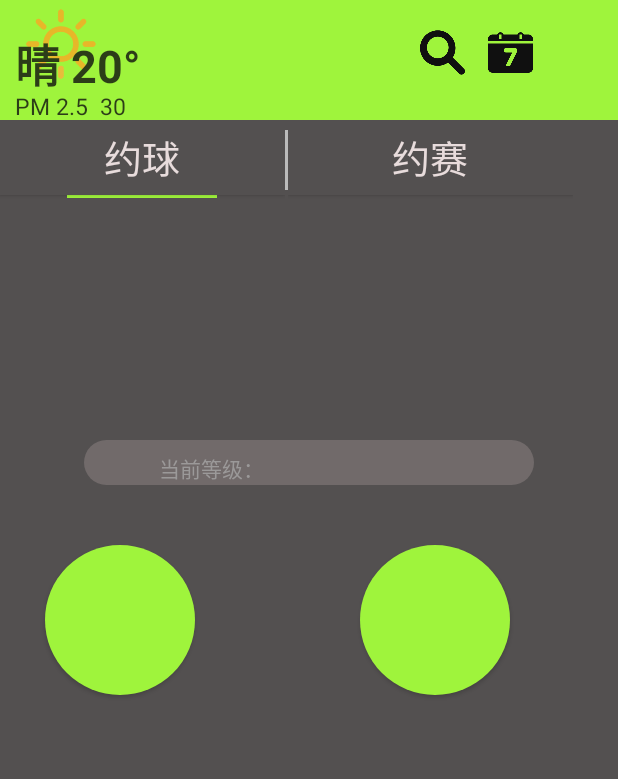
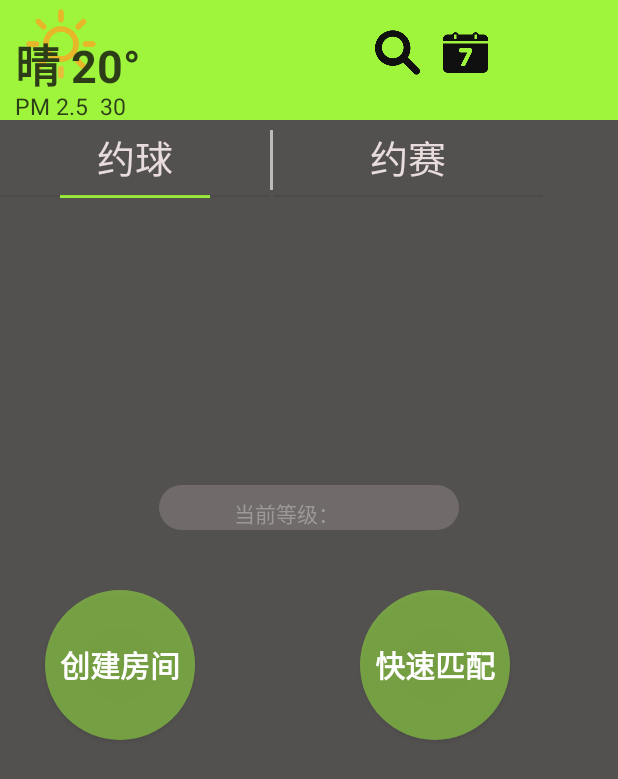
Before and after one commit to AOPG/heybro_android, an Android app: the fragment FragmentBasketball shown on its own in the app's theme, on a phone screen of 412 x 824 dp. Shown: the top 779 px of the screen. Run offline under Robolectric (Android 15) with nearby library versions, the phone set to English and light mode, and no system bars.

Commit message:
主页面做了修改

```diff
--- a/app/src/main/res/drawable/basket_btn_corner.xml
+++ b/app/src/main/res/drawable/basket_btn_corner.xml
@@ -1,7 +1,7 @@
 <?xml version="1.0" encoding="utf-8"?>
 <!--四个角变为圆角-->
 <shape xmlns:android="http://schemas.android.com/apk/res/android">
-    <solid android:color="#9FF43C" />
+    <solid android:color="#7F9FF43C" />
     <corners android:topLeftRadius="50dp"
         android:topRightRadius="50dp"
         android:bottomRightRadius="50dp"
--- a/app/src/main/res/layout/fragment_basketball.xml
+++ b/app/src/main/res/layout/fragment_basketball.xml
@@ -52,7 +52,7 @@
             <!-- 搜索功能-->
             <Button
                 android:id="@+id/basket_search"
-                android:layout_marginLeft="180dp"
+                android:layout_marginLeft="150dp"
                 android:layout_marginTop="20dp"
                 android:layout_width="30dp"
                 android:layout_height="30dp"
@@ -74,12 +74,12 @@
         android:background="#535050">
         <!--约球-->
         <LinearLayout
-            android:layout_width="190dp"
+            android:layout_width="180dp"
             android:layout_height="53dp"
             android:orientation="vertical">
             <Button
                 android:id="@+id/date_ball"
-                android:layout_width="190dp"
+                android:layout_width="180dp"
                 android:layout_height="50dp"
                 android:background="#535050"
                 android:text="约球"
@@ -97,12 +97,12 @@
             android:layout_gravity="center" />
         <!--约赛-->
         <LinearLayout
-            android:layout_width="190dp"
+            android:layout_width="180dp"
             android:layout_height="53dp"
             android:orientation="vertical">
             <Button
                 android:id="@+id/date_game"
-                android:layout_width="190dp"
+                android:layout_width="180dp"
                 android:layout_height="50dp"
                 android:background="#535050"
                 android:text="约赛"
@@ -120,8 +120,8 @@
         <!--a.包裹HorizontalScrollView控件是GirdView横向滚动的基本条件
             b.GirdView外包裹LinearLayout是java代码中参数设置的必要条件-->
         <HorizontalScrollView
-            android:layout_width="320dp"
-            android:layout_height="140dp"
+            android:layout_width="300dp"
+            android:layout_height="170dp"
             android:layout_marginLeft="30dp"
             android:layout_marginTop="20dp">
             <LinearLayout
@@ -160,7 +160,7 @@
             mContentGv.setNumColumns(size);
         }-->
         <LinearLayout
-            android:layout_width="300dp"
+            android:layout_width="200dp"
             android:layout_height="30dp"
             android:layout_gravity="center"
             android:background="@drawable/basket_class_corner"
@@ -183,13 +183,21 @@
                 android:layout_marginLeft="30dp"
                 android:layout_width="100dp"
                 android:layout_height="100dp"
-                android:background="@drawable/basket_btn_corner"/>
+                android:background="@drawable/basket_btn_corner"
+                android:text="创建房间"
+                android:textColor="#FFFFFF"
+                android:textSize="20dp"
+                android:textStyle="bold"/>
             <Button
                 android:layout_marginTop="40dp"
                 android:layout_marginLeft="110dp"
                 android:layout_width="100dp"
                 android:layout_height="100dp"
-                android:background="@drawable/basket_btn_corner"/>
+                android:background="@drawable/basket_btn_corner"
+                android:text="快速匹配"
+                android:textColor="#FFFFFF"
+                android:textSize="20dp"
+                android:textStyle="bold"/>
         </LinearLayout>
 
     </LinearLayout>
--- /dev/null
+++ b/app/src/main/res/layout/login.xml
@@ -0,0 +1,6 @@
+<?xml version="1.0" encoding="utf-8"?>
+<LinearLayout xmlns:android="http://schemas.android.com/apk/res/android"
+    android:layout_width="match_parent"
+    android:layout_height="match_parent">
+
+</LinearLayout>
```
Also changed, not shown: app/src/main/res/layout/basketball_game.xml (+20 -10 lines), app/src/main/res/layout/basketball_list_item.xml (+16 -14 lines).
